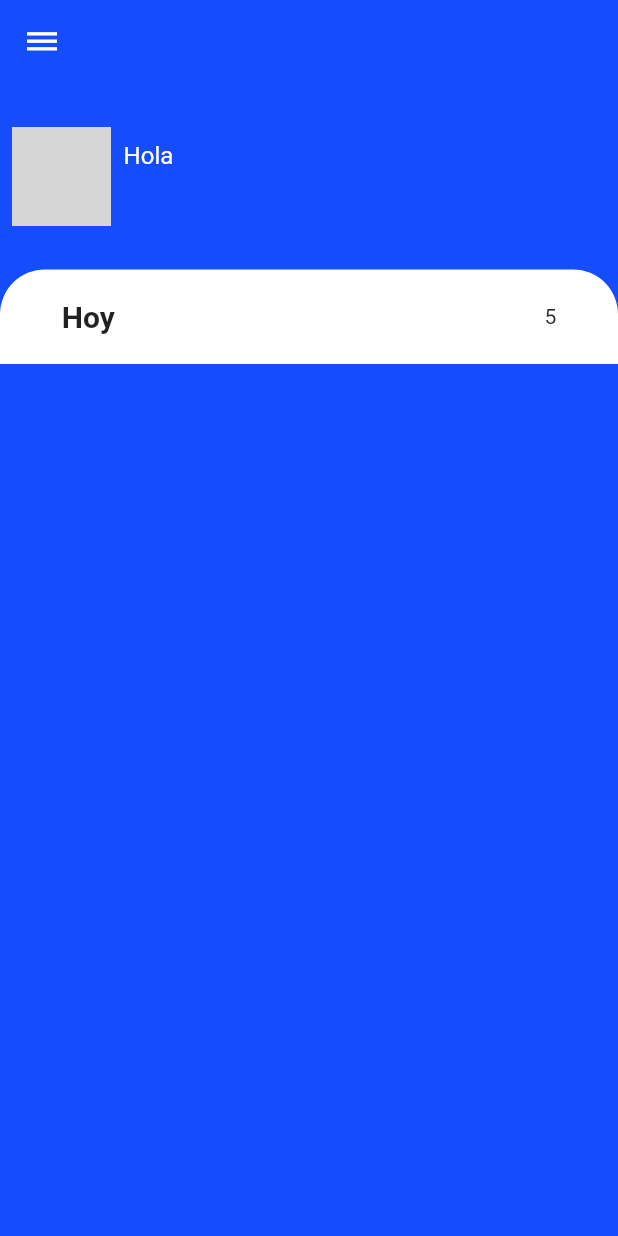
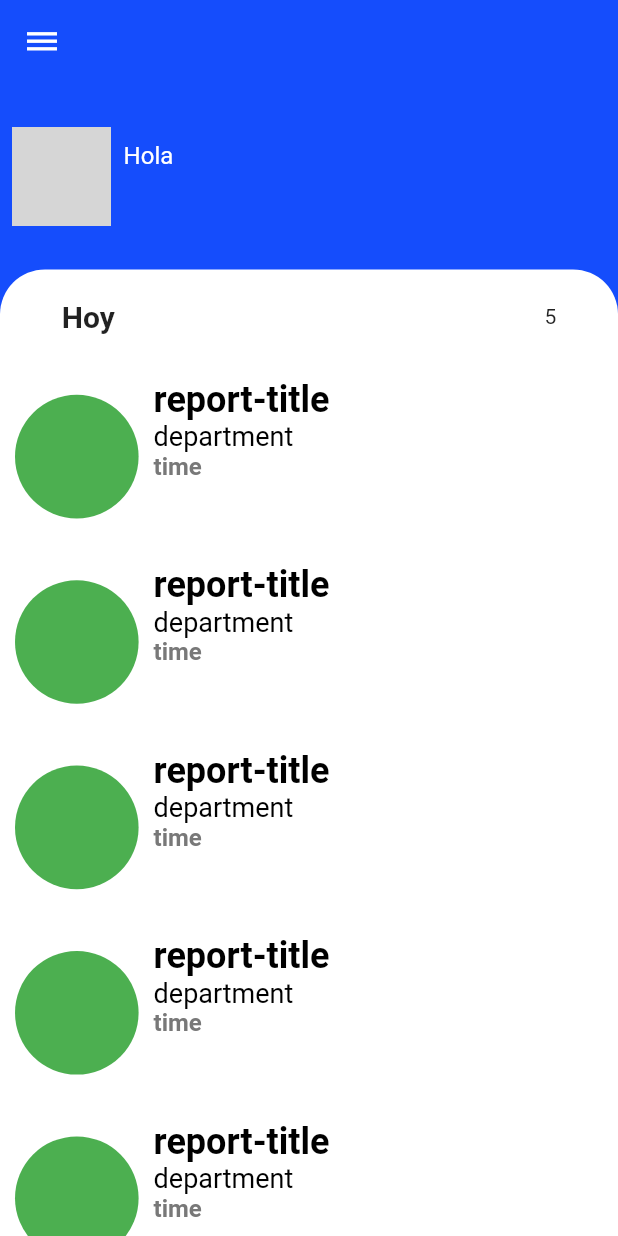
Before and after one commit to FernandoAHQ/SIOS_SITE, a Flutter app: the HomeScreen screen opened by its route, on a phone screen of 412 x 824 dp. Run offline on Flutter 3.47's test engine with Material 2 defaults, Android fonts, the phone set to English and light mode, and no system bars; our stand-ins replace flutter_secure_storage, socket_io_client; accounts and stored records are empty; network calls fail; grey boxes are pictures that could not be loaded.

Commit message:
reports event WIP

```diff
--- a/lib/providers/socket_provider.dart
+++ b/lib/providers/socket_provider.dart
@@ -1,6 +1,8 @@
 import 'package:flutter/material.dart';
+import 'package:socket_io_client/socket_io_client.dart' as IO;
+
+import 'package:sios_app/models/reports.dart';
 import 'package:sios_app/services/auth_service.dart';
-import 'package:socket_io_client/socket_io_client.dart' as IO;
 
 enum ServerStatus {
   Online,
@@ -13,6 +15,7 @@ class SocketProvider extends ChangeNotifier{
   ServerStatus _serverStatus = ServerStatus.Connecting;
 
   late IO.Socket _socket;
+  late Reports report;
 
   ServerStatus get serverStatus => _serverStatus;
   IO.Socket    get socket       => _socket;
@@ -24,6 +27,7 @@ class SocketProvider extends ChangeNotifier{
     final token = await AuthService.getToken();
 
     _socket = IO.io('https://sios-server.herokuapp.com/',
+    // _socket = IO.io('http://10.1.25.14:3000/',
 
       IO.OptionBuilder()
         .setTransports(['websocket'])
@@ -51,6 +55,10 @@ class SocketProvider extends ChangeNotifier{
 
     });
 
+    _socket.on('services-list', (data){
+      print('lista de reportes...'+data[0].toString());
+    });
+
   }
 
   void disconnect(){
--- a/lib/screens/home_screen.dart
+++ b/lib/screens/home_screen.dart
@@ -77,12 +77,12 @@ class HomeScreen extends StatelessWidget {
               ],
             ),
           ),
-          Container(
+          Expanded(
+            child: Container(
               decoration: const BoxDecoration(
                 color: Apptheme.white,
                 borderRadius: BorderRadius.only(topLeft: Radius.circular(30) ,topRight: Radius.circular(30))
               ),
-            // height: size.height*.75,
               width: double.infinity,
               child: Column(
                 children: [
@@ -91,18 +91,24 @@ class HomeScreen extends StatelessWidget {
                     child: Row(
                       mainAxisAlignment: MainAxisAlignment.spaceBetween,
                       children: [
-                      Text('Hoy',style: TextStyle(fontWeight: FontWeight.bold,fontSize: 20),),
-                      Text('5'),
+                        const Text('Hoy',style: TextStyle(fontWeight: FontWeight.bold,fontSize: 20),),
+                        Container(
+                          child: const Text('5')
+                        ),
                       ],
                     ),
                   ),
 
-                // ListView.builder(
-                //   itemCount: 1,
-                //   itemBuilder: (_,int index) => _ReportCard()
-                // )
+                  Expanded(
+                    child: ListView.builder(
+                      physics: const BouncingScrollPhysics(),
+                      itemCount: 10,
+                      itemBuilder: (_,int index) => _ReportCard()
+                    ),
+                  )
 
                 ],
+              ),
             ),
           ),
         ],
@@ -122,7 +128,6 @@ class _ReportCard extends StatelessWidget {
     return Container(
 
       height: size.height*.15,
-      color: Colors.blue,
       padding: const EdgeInsets.all(10),
 
       child: Row(
@@ -142,6 +147,7 @@ class _ReportCard extends StatelessWidget {
           ),
 
           Column(
+            crossAxisAlignment: CrossAxisAlignment.start,
             children: [
               //TODO TITULO
 
--- a/lib/screens/login_screen.dart
+++ b/lib/screens/login_screen.dart
@@ -7,7 +7,7 @@ class LoginScreen extends StatelessWidget {
   @override
   Widget build(BuildContext context) {
 
-    return Scaffold(
+    return const Scaffold(
       body: SingleChildScrollView(
         keyboardDismissBehavior: ScrollViewKeyboardDismissBehavior.onDrag,
         child: _LoginStructure(),
--- a/lib/services/auth_service.dart
+++ b/lib/services/auth_service.dart
@@ -21,6 +21,7 @@ class AuthService extends ChangeNotifier{
     };
 
     final resp = await http.post( Uri.parse('https://sios-server.herokuapp.com/api/auth/login'),
+    // final resp = await http.post( Uri.parse('http://10.1.25.14:3000/api/auth/login'),
       body: jsonEncode(authData),
       headers: {
         'Content-Type': 'application/json'
@@ -58,6 +59,7 @@ class AuthService extends ChangeNotifier{
     final token = await storage.read(key: 'token') ?? 'olakease';
 
     final resp = await http.get(Uri.parse('https://sios-server.herokuapp.com/api/auth/renew'),headers: {
+    // final resp = await http.get(Uri.parse('http://10.1.25.14:3000/api/auth/renew'),headers: {
       'authorization': 'Bearer $token'
     });
 
--- a/lib/widgets/login_form.dart
+++ b/lib/widgets/login_form.dart
@@ -43,6 +43,7 @@ class _Form extends StatelessWidget {
         children: [
 
           CustomTextFormField(
+            keyboardType: TextInputType.number,
             prefixIcon: Icons.person,
             hintText: 'Usuario',
             validator: (value) => value!.length == 8 ?'Usuario invalido': null,
@@ -54,6 +55,7 @@ class _Form extends StatelessWidget {
           CustomTextFormField(
             prefixIcon: Icons.lock,
             hintText: 'Contraseña',
+            keyboardType: TextInputType.number,
             obscureText: true,
             validator: (value) => value!.isEmpty?'Contraseña':null,
             onChanged: (value) => loginProvider.password = value!,
```
Also changed, not shown: lib/models/reports.dart (added, +26 -0 lines). Lines whose indentation alone changed are shown as unchanged.
